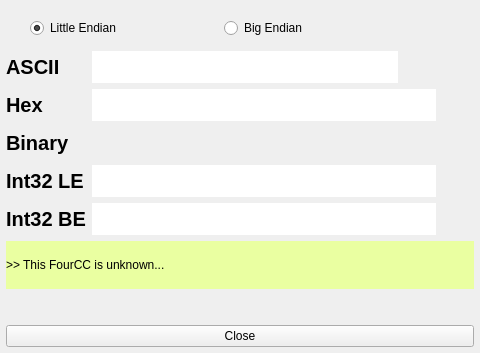
The window that mini_analyser/ui/fourcchelper.ui (emericg/MiniVideo) describes before a commit, drawn with Qt 5.
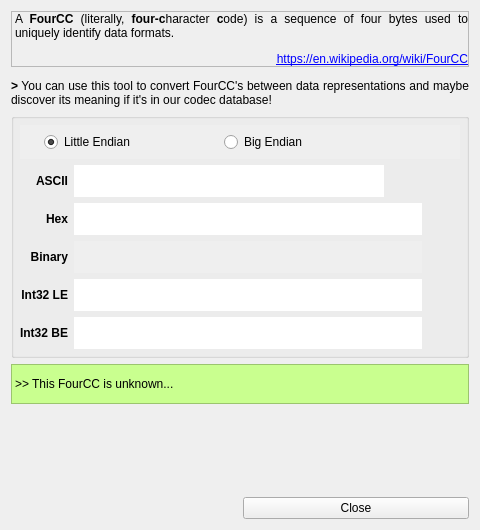
The same window after the commit. Icons and pictures are not drawn.

```diff
--- a/mini_analyser/ui/fourcchelper.ui
+++ b/mini_analyser/ui/fourcchelper.ui
@@ -7,13 +7,19 @@
     <x>0</x>
     <y>0</y>
     <width>480</width>
-    <height>353</height>
+    <height>530</height>
    </rect>
   </property>
   <property name="minimumSize">
    <size>
     <width>480</width>
-    <height>0</height>
+    <height>480</height>
+   </size>
+  </property>
+  <property name="maximumSize">
+   <size>
+    <width>600</width>
+    <height>800</height>
    </size>
   </property>
   <property name="windowTitle">
@@ -23,17 +29,8 @@
    <iconset resource="../resources/resources.qrc">
     <normaloff>:/icons/icons/applications-fonts.svg</normaloff>:/icons/icons/applications-fonts.svg</iconset>
   </property>
-  <layout class="QGridLayout" name="gridLayout_2">
-   <property name="leftMargin">
-    <number>6</number>
-   </property>
-   <property name="rightMargin">
-    <number>6</number>
-   </property>
-   <property name="bottomMargin">
-    <number>6</number>
-   </property>
-   <item row="4" column="0">
+  <layout class="QGridLayout" name="_3">
+   <item row="6" column="1">
     <widget class="QPushButton" name="pushButton_close">
      <property name="text">
       <string>Close</string>
@@ -53,6 +50,50 @@
      </property>
     </widget>
    </item>
+   <item row="4" column="0" colspan="2">
+    <widget class="QLabel" name="label_fourcc_string">
+     <property name="minimumSize">
+      <size>
+       <width>0</width>
+       <height>40</height>
+      </size>
+     </property>
+     <property name="maximumSize">
+      <size>
+       <width>16777215</width>
+       <height>64</height>
+      </size>
+     </property>
+     <property name="styleSheet">
+      <string notr="true">background: rgb(201, 255, 143);
+border-color: rgb(85, 255, 0);</string>
+     </property>
+     <property name="frameShape">
+      <enum>QFrame::StyledPanel</enum>
+     </property>
+     <property name="text">
+      <string>&gt;&gt; This FourCC is unknown...</string>
+     </property>
+    </widget>
+   </item>
+   <item row="3" column="0" colspan="2">
+    <widget class="QGroupBox" name="groupBox">
+     <property name="title">
+      <string/>
+     </property>
+     <layout class="QGridLayout" name="gridLayout_2">
+      <property name="leftMargin">
+       <number>6</number>
+      </property>
+      <property name="topMargin">
+       <number>6</number>
+      </property>
+      <property name="rightMargin">
+       <number>6</number>
+      </property>
+      <property name="bottomMargin">
+       <number>6</number>
+      </property>
    <item row="1" column="0">
     <layout class="QGridLayout" name="gridLayout">
      <item row="0" column="2">
@@ -72,8 +113,8 @@
        </property>
        <property name="iconSize">
         <size>
-         <width>24</width>
-         <height>24</height>
+            <width>32</width>
+            <height>32</height>
         </size>
        </property>
        <property name="autoDefault">
@@ -154,7 +195,6 @@
       <widget class="QLabel" name="label_2">
        <property name="font">
         <font>
-         <pointsize>15</pointsize>
          <weight>75</weight>
          <bold>true</bold>
         </font>
@@ -162,6 +202,9 @@
        <property name="text">
         <string>Binary</string>
        </property>
+          <property name="alignment">
+           <set>Qt::AlignRight|Qt::AlignTrailing|Qt::AlignVCenter</set>
+          </property>
       </widget>
      </item>
      <item row="2" column="1" colspan="2">
@@ -233,7 +276,6 @@
       <widget class="QLabel" name="label_3">
        <property name="font">
         <font>
-         <pointsize>15</pointsize>
          <weight>75</weight>
          <bold>true</bold>
         </font>
@@ -241,6 +283,9 @@
        <property name="text">
         <string>Int32 LE</string>
        </property>
+          <property name="alignment">
+           <set>Qt::AlignRight|Qt::AlignTrailing|Qt::AlignVCenter</set>
+          </property>
       </widget>
      </item>
      <item row="1" column="1" colspan="2">
@@ -378,7 +423,6 @@
       <widget class="QLabel" name="label_4">
        <property name="font">
         <font>
-         <pointsize>15</pointsize>
          <weight>75</weight>
          <bold>true</bold>
         </font>
@@ -386,13 +430,15 @@
        <property name="text">
         <string>ASCII</string>
        </property>
+          <property name="alignment">
+           <set>Qt::AlignRight|Qt::AlignTrailing|Qt::AlignVCenter</set>
+          </property>
       </widget>
      </item>
      <item row="4" column="0">
       <widget class="QLabel" name="label_6">
        <property name="font">
         <font>
-         <pointsize>15</pointsize>
          <weight>75</weight>
          <bold>true</bold>
         </font>
@@ -400,13 +446,15 @@
        <property name="text">
         <string>Int32 BE</string>
        </property>
+          <property name="alignment">
+           <set>Qt::AlignRight|Qt::AlignTrailing|Qt::AlignVCenter</set>
+          </property>
       </widget>
      </item>
      <item row="1" column="0">
       <widget class="QLabel" name="label">
        <property name="font">
         <font>
-         <pointsize>15</pointsize>
          <weight>75</weight>
          <bold>true</bold>
         </font>
@@ -414,6 +462,9 @@
        <property name="text">
         <string>Hex</string>
        </property>
+          <property name="alignment">
+           <set>Qt::AlignRight|Qt::AlignTrailing|Qt::AlignVCenter</set>
+          </property>
       </widget>
      </item>
      <item row="4" column="3">
@@ -482,28 +533,6 @@
      </item>
     </layout>
    </item>
-   <item row="2" column="0">
-    <widget class="QLabel" name="label_fourcc_string">
-     <property name="minimumSize">
-      <size>
-       <width>0</width>
-       <height>48</height>
-      </size>
-     </property>
-     <property name="maximumSize">
-      <size>
-       <width>16777215</width>
-       <height>64</height>
-      </size>
-     </property>
-     <property name="styleSheet">
-      <string notr="true">background: rgb(234, 255, 161)</string>
-     </property>
-     <property name="text">
-      <string>&gt;&gt; This FourCC is unknown...</string>
-     </property>
-    </widget>
-   </item>
    <item row="0" column="0">
     <widget class="QFrame" name="frame_endianness">
      <property name="enabled">
@@ -520,7 +549,7 @@
      </property>
      <layout class="QHBoxLayout" name="_2">
       <property name="spacing">
-       <number>3</number>
+          <number>6</number>
       </property>
       <property name="leftMargin">
        <number>24</number>
@@ -565,9 +594,6 @@
           <height>32</height>
          </size>
         </property>
-        <property name="text">
-         <string/>
-        </property>
         <property name="icon">
          <iconset resource="../resources/resources.qrc">
           <normaloff>:/icons/icons/dialog-information.svg</normaloff>:/icons/icons/dialog-information.svg</iconset>
@@ -589,18 +615,63 @@
      </layout>
     </widget>
    </item>
-   <item row="3" column="0">
+     </layout>
+    </widget>
+   </item>
+   <item row="5" column="1">
+    <spacer name="spacer">
+     <property name="orientation">
+      <enum>Qt::Vertical</enum>
+     </property>
+     <property name="sizeHint" stdset="0">
+      <size>
+       <width>0</width>
+       <height>0</height>
+      </size>
+     </property>
+    </spacer>
+   </item>
+   <item row="0" column="0" colspan="2">
+    <widget class="QLabel" name="label_help_fourcc">
+     <property name="frameShape">
+      <enum>QFrame::StyledPanel</enum>
+     </property>
+     <property name="text">
+      <string>&lt;html&gt;&lt;head/&gt;&lt;body&gt;&lt;p align=&quot;justify&quot;&gt;A &lt;span style=&quot; font-weight:600;&quot;&gt;FourCC&lt;/span&gt; (literally, &lt;span style=&quot; font-weight:600;&quot;&gt;four-c&lt;/span&gt;haracter &lt;span style=&quot; font-weight:600;&quot;&gt;c&lt;/span&gt;ode) is a sequence of four bytes used to uniquely identify data formats.&lt;/p&gt;&lt;p align=&quot;right&quot;&gt;&lt;a href=&quot;https://en.wikipedia.org/wiki/FourCC&quot;&gt;&lt;span style=&quot; text-decoration: underline; color:#0000ff;&quot;&gt;https://en.wikipedia.org/wiki/FourCC&lt;/span&gt;&lt;/a&gt;&lt;/p&gt;&lt;/body&gt;&lt;/html&gt;</string>
+     </property>
+     <property name="textFormat">
+      <enum>Qt::RichText</enum>
+     </property>
+     <property name="wordWrap">
+      <bool>true</bool>
+     </property>
+     <property name="margin">
+      <number>4</number>
+     </property>
+    </widget>
+   </item>
+   <item row="2" column="0" colspan="2">
+    <widget class="QLabel" name="label_help_tool">
+     <property name="text">
+      <string>&lt;html&gt;&lt;head/&gt;&lt;body&gt;&lt;p align=&quot;justify&quot;&gt;&lt;span style=&quot; font-weight:600;&quot;&gt;&amp;gt;&lt;/span&gt; You can use this tool to convert FourCC's between data representations and maybe discover its meaning if it's in our codec database!&lt;/p&gt;&lt;/body&gt;&lt;/html&gt;</string>
+     </property>
+     <property name="wordWrap">
+      <bool>true</bool>
+     </property>
+    </widget>
+   </item>
+   <item row="1" column="0" colspan="2">
     <spacer name="verticalSpacer">
      <property name="orientation">
       <enum>Qt::Vertical</enum>
      </property>
      <property name="sizeType">
-      <enum>QSizePolicy::MinimumExpanding</enum>
+      <enum>QSizePolicy::Fixed</enum>
      </property>
      <property name="sizeHint" stdset="0">
       <size>
-       <width>0</width>
-       <height>0</height>
+       <width>20</width>
+       <height>6</height>
       </size>
      </property>
     </spacer>
```
Left out of the diff: 14 changed lines with no effect on the pictures. Lines whose indentation alone changed are shown as unchanged.
